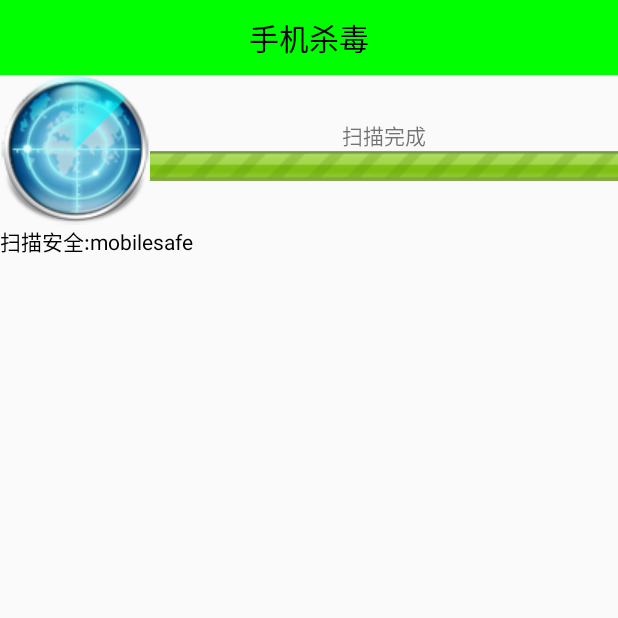
After one commit to bigGreenPeople/mobilesafe, an Android app: the AnitVirusActivity screen opened directly, with no data from a screen before it, on a phone screen of 412 x 824 dp, the top half of it. The commit adds this screen. Run offline under Robolectric (Android 15) with nearby library versions, the phone set to English and light mode, and no system bars; 7 statements that could not run were skipped.

Commit message:
手机杀毒功能完成

```diff
--- /dev/null
+++ b/app/src/main/java/com/fj/mobilesafe/activity/AnitVirusActivity.java
@@ -0,0 +1,189 @@
+package com.fj.mobilesafe.activity;
+
+import android.app.Activity;
+import android.content.Intent;
+import android.content.pm.PackageInfo;
+import android.content.pm.PackageManager;
+import android.content.pm.Signature;
+import android.content.res.ColorStateList;
+import android.graphics.Color;
+import android.net.Uri;
+import android.os.Bundle;
+import android.os.Handler;
+import android.os.Message;
+import android.util.TypedValue;
+import android.view.animation.Animation;
+import android.view.animation.RotateAnimation;
+import android.widget.ImageView;
+import android.widget.LinearLayout;
+import android.widget.ProgressBar;
+import android.widget.TextView;
+
+import com.fj.mobilesafe.R;
+import com.fj.mobilesafe.engine.VirusDao;
+import com.fj.mobilesafe.utils.Md5Util;
+
+import java.util.List;
+import java.util.ArrayList;
+import java.util.Random;
+
+public class AnitVirusActivity extends Activity {
+    protected static final int SCANING = 100;
+
+    protected static final int SCAN_FINISH = 101;
+
+    private ImageView iv_scanning;
+    private TextView tv_name;
+    private ProgressBar pb_bar;
+    private LinearLayout ll_add_text;
+    private int index = 0;
+    private List<ScanInfo> mVirusScanInfoList;
+    private Handler mHandler = new Handler(){
+        public void handleMessage(android.os.Message msg) {
+            switch (msg.what) {
+                case SCANING:
+                    //1,显示正在扫描应用的名称
+                    ScanInfo info = (ScanInfo)msg.obj;
+                    tv_name.setText(info.name);
+                    //2,在线性布局中添加一个正在扫描应用的TextView
+                    TextView textView = new TextView(getApplicationContext());
+                    if(info.isVirus){
+                        //是病毒
+                        textView.setTextColor(Color.RED);
+                        textView.setText("发现病毒:"+info.name);
+                    }else{
+                        //不是病毒
+                        textView.setTextColor(Color.BLACK);
+                        textView.setText("扫描安全:"+info.name);
+                    }
+                    ll_add_text.addView(textView, 0);
+                    break;
+                case SCAN_FINISH:
+                    tv_name.setText("扫描完成");
+                    //停止真正执行的旋转动画
+                    iv_scanning.clearAnimation();
+                    //告知用户卸载包含了病毒的应用
+                    unInstallVirus();
+                    break;
+            }
+        };
+    };
+
+
+
+    @Override
+    protected void onCreate(Bundle savedInstanceState) {
+        super.onCreate(savedInstanceState);
+        setContentView(R.layout.activity_anit_virus);
+
+        initUI();
+        initAnimation();
+        checkVirus();
+    }
+
+    protected void unInstallVirus() {
+        for(ScanInfo scanInfo:mVirusScanInfoList){
+            String packageName = scanInfo.packageName;
+            //源码
+            Intent intent = new Intent("android.intent.action.DELETE");
+            intent.addCategory("android.intent.category.DEFAULT");
+            intent.setData(Uri.parse("package:"+packageName));
+            startActivity(intent);
+        }
+    }
+
+    private void checkVirus() {
+        new Thread(){
+            public void run() {
+                //获取数据库中所有的病毒的md5码
+                List<String> virusList = VirusDao.getVirusList();
+                //获取手机上面的所有应用程序签名文件的md5码
+                //1.获取包管理者对象
+                PackageManager pm = getPackageManager();
+                //2.获取所有应用程序签名文件(PackageManager.GET_SIGNATURES 已安装应用的签名文件+)
+                //PackageManager.GET_UNINSTALLED_PACKAGES	卸载完了的应用,残余的文件
+                List<PackageInfo> packageInfoList = pm.getInstalledPackages(
+                        PackageManager.GET_SIGNATURES + PackageManager.GET_UNINSTALLED_PACKAGES);
+                //创建记录病毒的集合
+
+                mVirusScanInfoList = new ArrayList<ScanInfo>();
+
+                //记录所有应用的集合
+                List<ScanInfo> scanInfoList = new ArrayList<ScanInfo>();
+
+                //设置进度条的最大值
+                pb_bar.setMax(packageInfoList.size());
+
+                //3.遍历应用集合
+                for (PackageInfo packageInfo : packageInfoList) {
+                    ScanInfo scanInfo = new ScanInfo();
+                    //获取签名文件的数组
+                    Signature[] signatures = packageInfo.signatures;
+                    //获取签名文件数组的第一位,然后进行md5,将此md5和数据库中的md5比对
+                    Signature signature = signatures[0];
+                    String string = signature.toCharsString();
+                    //32位字符串,16进制字符(0-f)
+                    String encoder = Md5Util.encoder(string);
+                    //4,比对应用是否为病毒
+                    if(virusList.contains(encoder)){
+                        //5.记录病毒
+                        scanInfo.isVirus = true;
+                        mVirusScanInfoList.add(scanInfo);
+                    }else{
+                        scanInfo.isVirus = false;
+                    }
+                    //6,维护对象的包名,以及应用名称
+                    scanInfo.packageName = packageInfo.packageName;
+                    scanInfo.name = packageInfo.applicationInfo.loadLabel(pm).toString();
+                    scanInfoList.add(scanInfo);
+                    //7.在扫描的过程中,需要更新进度条
+                    index++;
+                    pb_bar.setProgress(index);
+
+                    try {
+                        Thread.sleep(50+new Random().nextInt(100));
+                    } catch (InterruptedException e) {
+                        e.printStackTrace();
+                    }
+
+                    //8.在子线程中发送消息,告知主线程更新UI(1:顶部扫描应用的名称2:扫描过程中往线性布局中添加view)
+                    Message msg = Message.obtain();
+                    msg.what = SCANING;
+                    msg.obj = scanInfo;
+                    mHandler.sendMessage(msg);
+                }
+                Message msg = Message.obtain();
+                msg.what = SCAN_FINISH;
+                mHandler.sendMessage(msg);
+            };
+        }.start();
+    }
+
+    class ScanInfo{
+        public boolean isVirus;
+        public String packageName;
+        public String name;
+    }
+
+    private void initAnimation() {
+        RotateAnimation rotateAnimation = new RotateAnimation(
+                0, 360,
+                Animation.RELATIVE_TO_SELF, 0.5f,
+                Animation.RELATIVE_TO_SELF, 0.5f);
+        rotateAnimation.setDuration(1000);
+        //指定动画一直旋转
+//		rotateAnimation.setRepeatMode(RotateAnimation.INFINITE);
+        rotateAnimation.setRepeatCount(RotateAnimation.INFINITE);
+        //保持动画执行结束后的状态
+        rotateAnimation.setFillAfter(true);
+        //一直执行动画
+        iv_scanning.startAnimation(rotateAnimation);
+    }
+
+    private void initUI() {
+        iv_scanning = (ImageView) findViewById(R.id.iv_scanning);
+        tv_name = (TextView) findViewById(R.id.tv_name);
+        pb_bar = (ProgressBar) findViewById(R.id.pb_bar);
+        ll_add_text = (LinearLayout) findViewById(R.id.ll_add_text);
+    }
+}
--- a/app/src/main/java/com/fj/mobilesafe/activity/HomeActivity.java
+++ b/app/src/main/java/com/fj/mobilesafe/activity/HomeActivity.java
@@ -181,6 +181,10 @@ public class HomeActivity extends Activity {
                     case 3:
                         startActivity(new Intent(getApplicationContext(), ProcessManagerActivity.class));
                         break;
+                    case 5:
+                        //跳转到通信卫士模块
+                        startActivity(new Intent(getApplicationContext(), AnitVirusActivity.class));
+                        break;
                     case 7:
                         //跳转到高级工具功能列表界面
                         startActivity(new Intent(getApplicationContext(), AToolActivity.class));
--- a/app/src/main/java/com/fj/mobilesafe/activity/SplashActivity.java
+++ b/app/src/main/java/com/fj/mobilesafe/activity/SplashActivity.java
@@ -119,6 +119,8 @@ public class SplashActivity extends AppCompatActivity {
         initAddressDB("address.db");
         //2,常用号码数据库拷贝过程
         initAddressDB("commonnum.db");
+        //3,拷贝病毒数据库
+        initAddressDB("antivirus.db");
     }
 
     /**
--- /dev/null
+++ b/app/src/main/java/com/fj/mobilesafe/engine/VirusDao.java
@@ -0,0 +1,24 @@
+package com.fj.mobilesafe.engine;
+
+import java.util.ArrayList;
+import java.util.List;
+
+import android.database.Cursor;
+import android.database.sqlite.SQLiteDatabase;
+
+public class VirusDao {
+    //1,指定访问数据库的路径
+    public static String path = "data/data/com.fj.mobilesafe/files/antivirus.db";
+    //2,开启数据库,查询数据库中表对应的md5码
+    public static List<String> getVirusList(){
+        SQLiteDatabase db = SQLiteDatabase.openDatabase(path, null, SQLiteDatabase.OPEN_READONLY);
+        Cursor cursor = db.query("datable", new String[]{"md5"}, null, null, null, null, null);
+        List<String> virusList = new ArrayList<String>();
+        while(cursor.moveToNext()){
+            virusList.add(cursor.getString(0));
+        }
+        cursor.close();
+        db.close();
+        return virusList;
+    }
+}
--- /dev/null
+++ b/app/src/main/res/layout/activity_anit_virus.xml
@@ -0,0 +1,63 @@
+<?xml version="1.0" encoding="utf-8"?>
+<LinearLayout xmlns:android="http://schemas.android.com/apk/res/android"
+    android:layout_width="match_parent"
+    android:layout_height="match_parent"
+    android:orientation="vertical">
+
+    <TextView
+        style="@style/TitleStyle"
+        android:text="手机杀毒" />
+
+    <LinearLayout
+        android:layout_width="match_parent"
+        android:layout_height="wrap_content"
+        android:orientation="horizontal">
+
+        <RelativeLayout
+            android:layout_width="wrap_content"
+            android:layout_height="wrap_content">
+
+            <ImageView
+                android:layout_width="wrap_content"
+                android:layout_height="wrap_content"
+                android:background="@drawable/ic_scanner_malware" />
+
+            <ImageView
+                android:id="@+id/iv_scanning"
+                android:layout_width="wrap_content"
+                android:layout_height="wrap_content"
+                android:background="@drawable/act_scanning_03" />
+        </RelativeLayout>
+
+        <LinearLayout
+            android:layout_width="match_parent"
+            android:layout_height="match_parent"
+            android:gravity="center"
+            android:orientation="vertical">
+
+            <TextView
+                android:id="@+id/tv_name"
+                android:layout_width="wrap_content"
+                android:layout_height="wrap_content"
+                android:text="正在扫描应用" />
+            <!-- 自定义进度条图片(三种类型) -->
+            <ProgressBar
+                android:id="@+id/pb_bar"
+                style="@android:style/Widget.ProgressBar.Horizontal"
+                android:layout_width="match_parent"
+                android:layout_height="wrap_content"
+                android:progressDrawable="@drawable/progress_bg" />
+        </LinearLayout>
+    </LinearLayout>
+    <!-- ScrollView只能有一个直接子节点 -->
+    <ScrollView
+        android:layout_width="match_parent"
+        android:layout_height="wrap_content">
+        <!-- 将所有的TextView都包裹在内部(将TextView从头部做插入),以满足scrollView有一个子节点 -->
+        <LinearLayout
+            android:id="@+id/ll_add_text"
+            android:layout_width="wrap_content"
+            android:layout_height="wrap_content"
+            android:orientation="vertical"></LinearLayout>
+    </ScrollView>
+</LinearLayout>
--- /dev/null
+++ b/app/src/main/res/layout/activity_enter_psd.xml
@@ -0,0 +1,31 @@
+<?xml version="1.0" encoding="utf-8"?>
+<LinearLayout xmlns:android="http://schemas.android.com/apk/res/android"
+    android:layout_width="match_parent"
+    android:layout_height="match_parent"
+    android:orientation="vertical">
+
+    <TextView
+        android:id="@+id/tv_app_name"
+        android:layout_width="wrap_content"
+        android:layout_height="wrap_content"
+        android:text="拦截应用的名称" />
+
+    <ImageView
+        android:id="@+id/iv_app_icon"
+        android:layout_width="45dp"
+        android:layout_height="45dp"
+        android:background="@drawable/ic_launcher" />
+
+    <EditText
+        android:id="@+id/et_psd"
+        android:layout_width="match_parent"
+        android:layout_height="wrap_content"
+        android:hint="请输入解锁密码"
+        android:inputType="textPassword" />
+
+    <Button
+        android:id="@+id/bt_submit"
+        android:layout_width="wrap_content"
+        android:layout_height="wrap_content"
+        android:text="提交" />
+</LinearLayout>
```
Also changed, not shown: app/src/main/assets/antivirus.db (added), app/src/main/res/drawable/act_scanning_03.png (added), app/src/main/res/drawable/ic_scanner_malware.png (added).
